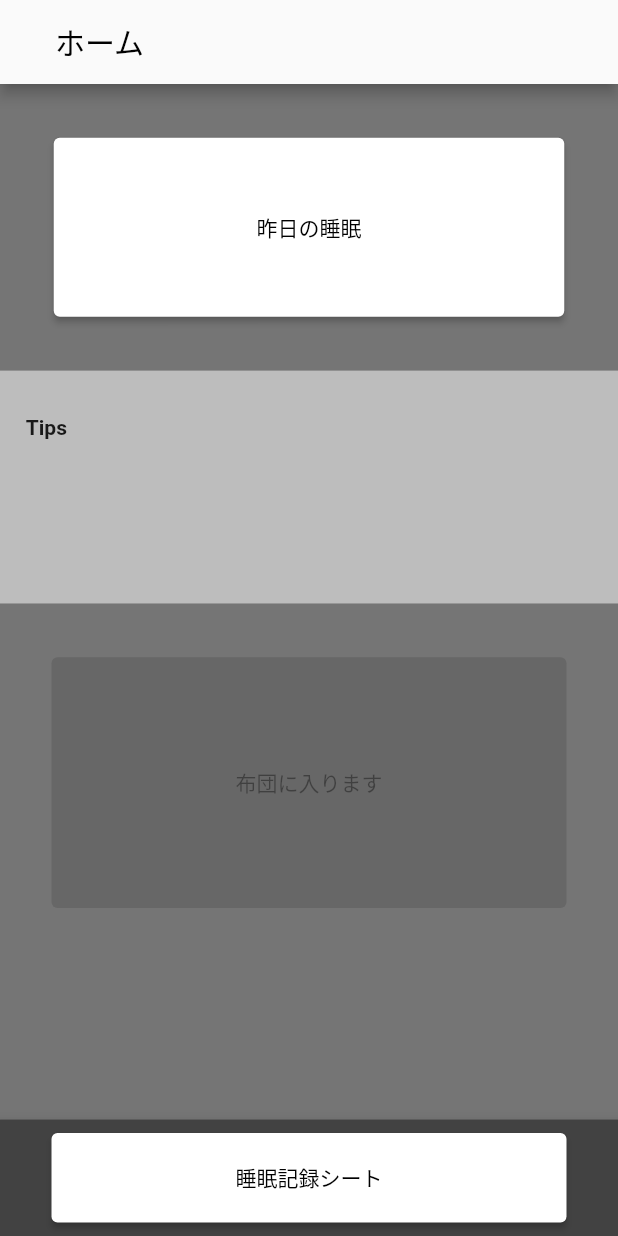
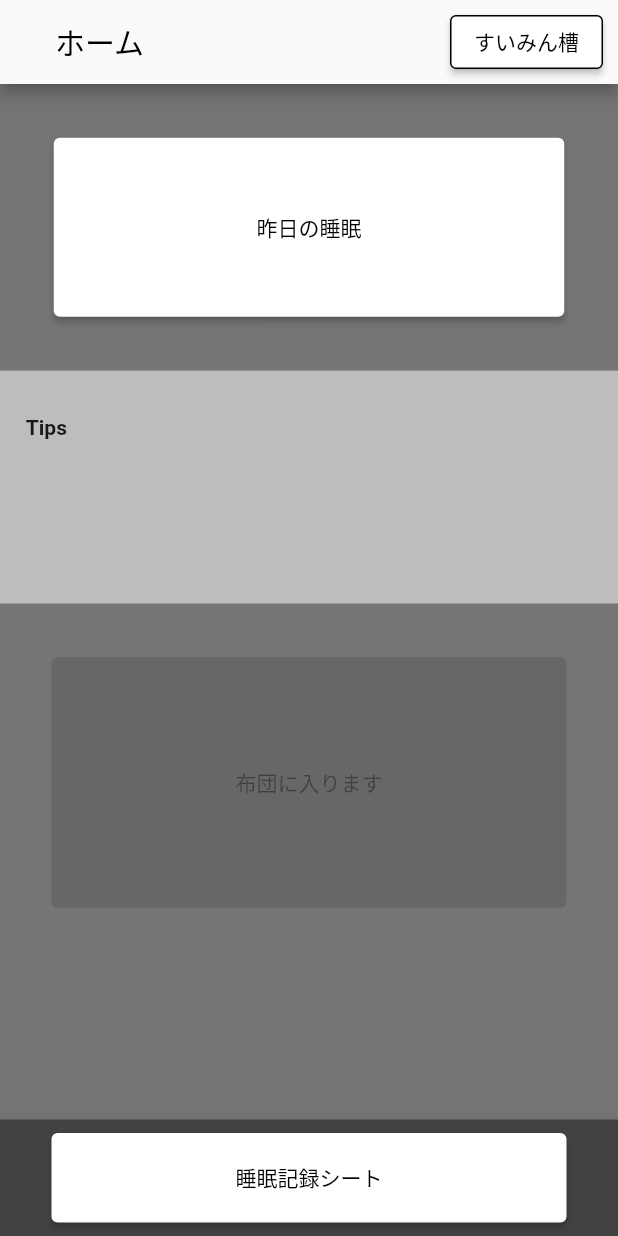
Before and after one commit to codeforjapan/Gussuri, a Flutter app: the Home screen opened directly, on a phone screen of 412 x 824 dp. Run offline on Flutter 3.47's test engine with Material 2 defaults, Android fonts, the phone set to English and light mode, and no system bars; our stand-ins replace cloud_firestore, device_info_plus, firebase_core, flutter_screenutil, table_calendar; missing offline and left inert: dart:ffi; accounts and stored records are empty; generated files the repository leaves out were written again.

```diff
--- a/lib/home.dart
+++ b/lib/home.dart
@@ -2,6 +2,7 @@ import 'package:flutter/material.dart';
 import 'package:flutter_screenutil/flutter_screenutil.dart';
 import 'package:cloud_firestore/cloud_firestore.dart';
 import 'package:gussuri/calendar.dart';
+import 'package:gussuri/aquarium.dart';
 import 'package:gussuri/helper/DateKey.dart';
 import 'package:gussuri/helper/DeviceData.dart';
 import 'package:gussuri/recording.dart';
@@ -71,6 +72,26 @@ class _HomeState extends State<Home> {
               style: TextStyle(color: Colors.black),
             )),
         automaticallyImplyLeading: false,
+        actions: [
+          Container(
+            padding: const EdgeInsets.all(10),
+            child: ElevatedButton(
+              child: const Text('すいみん槽'),
+              style: ElevatedButton.styleFrom(
+                minimumSize: Size(30.w, 35.h),
+                backgroundColor: Colors.white,
+                foregroundColor: Colors.black,
+                side: const BorderSide(
+                  color: Colors.black,
+                ),
+              ),
+              onPressed: () {
+                Navigator.push(context,
+                    MaterialPageRoute(builder: (context) => const Aquarium()));
+              },
+            ),
+          ),
+        ],
       ),
       bottomNavigationBar: BottomAppBar(
         color: const Color(0xFF424242),
--- a/lib/main.dart
+++ b/lib/main.dart
@@ -1,7 +1,6 @@
 import 'package:flutter/material.dart';
 import 'package:flutter_screenutil/flutter_screenutil.dart';
 import 'package:firebase_core/firebase_core.dart';
-import 'package:gussuri/aquarium.dart';
 import 'firebase_options.dart';
 import './home.dart';
 
@@ -39,7 +38,7 @@ class _HomePageState extends State<HomePage> {
   @override
   Widget build(BuildContext context) {
     return const Scaffold(
-      body: Aquarium(),
+      body: Home(),
     );
   }
 }
```
